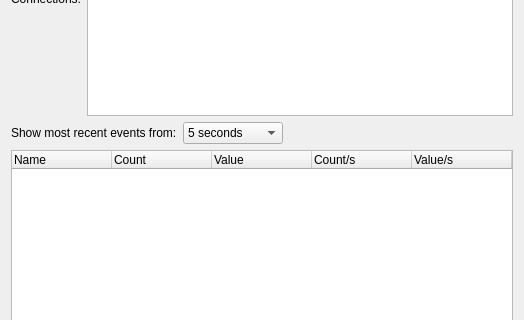
This is ui/NetworkDialog.ui in juj/kNet as Qt 5 draws it before an edit; both pictures show x 0 to 524 and y 170 to 490 of the 524 by 606 pixel window. The edited form follows.
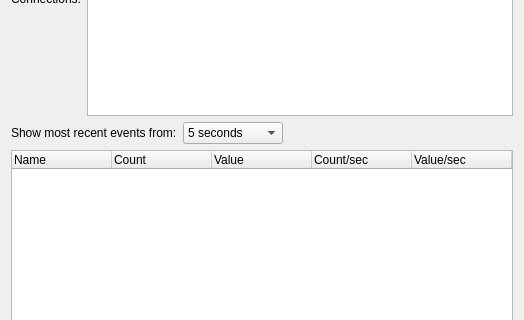
This is the edited form.

Commit message: Improve NetworkDialog stats screen by displaying values in B/KB/MB format.

The edit to the form file:
```diff
--- a/ui/NetworkDialog.ui
+++ b/ui/NetworkDialog.ui
@@ -81,17 +81,17 @@
      </column>
      <column>
       <property name="text">
-       <string>Count/s</string>
+       <string>Count/sec</string>
       </property>
      </column>
      <column>
       <property name="text">
-       <string>Value/s</string>
+       <string>Value/sec</string>
       </property>
      </column>
      <column>
       <property name="text">
-       <string>Value/count</string>
+       <string>Avg. value</string>
       </property>
      </column>
      <column>
```
The commit also changes 6 other files.
